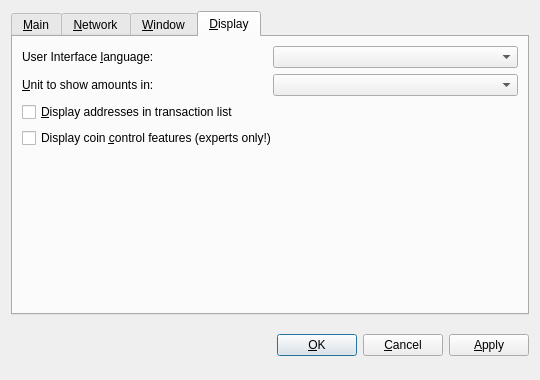
This is src/qt/forms/optionsdialog.ui in ofeefee/fluttercoin as Qt 5 draws it before an edit. The edited form follows.
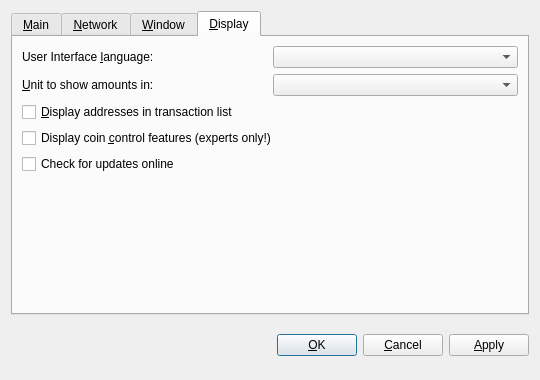
This is the edited form. The open tabs and pages were chosen to show the change. Custom widgets are drawn as their Qt base class.

Commit message: moved location on update checkbox and made it default enabled

Diff of the .ui file:
```diff
--- a/src/qt/forms/optionsdialog.ui
+++ b/src/qt/forms/optionsdialog.ui
@@ -225,13 +225,6 @@
          </item>
         </layout>
        </item>
-       <item>
-        <widget class="QCheckBox" name="checkOnlineUpdate">
-         <property name="text">
-          <string>Check for updates on startup</string>
-         </property>
-        </widget>
-       </item>
        <item>
         <spacer name="verticalSpacer_Network">
          <property name="orientation">
@@ -360,6 +353,13 @@
          </property>
         </widget>
        </item>
+       <item>
+        <widget class="QCheckBox" name="checkOnlineUpdate">
+         <property name="text">
+          <string>Check for updates online</string>
+         </property>
+        </widget>
+       </item>
        <item>
         <spacer name="verticalSpacer_Display">
          <property name="orientation">
```
Left out of the diff: 2 changed lines with no effect on the pictures. The commit also changes 1 other file.
